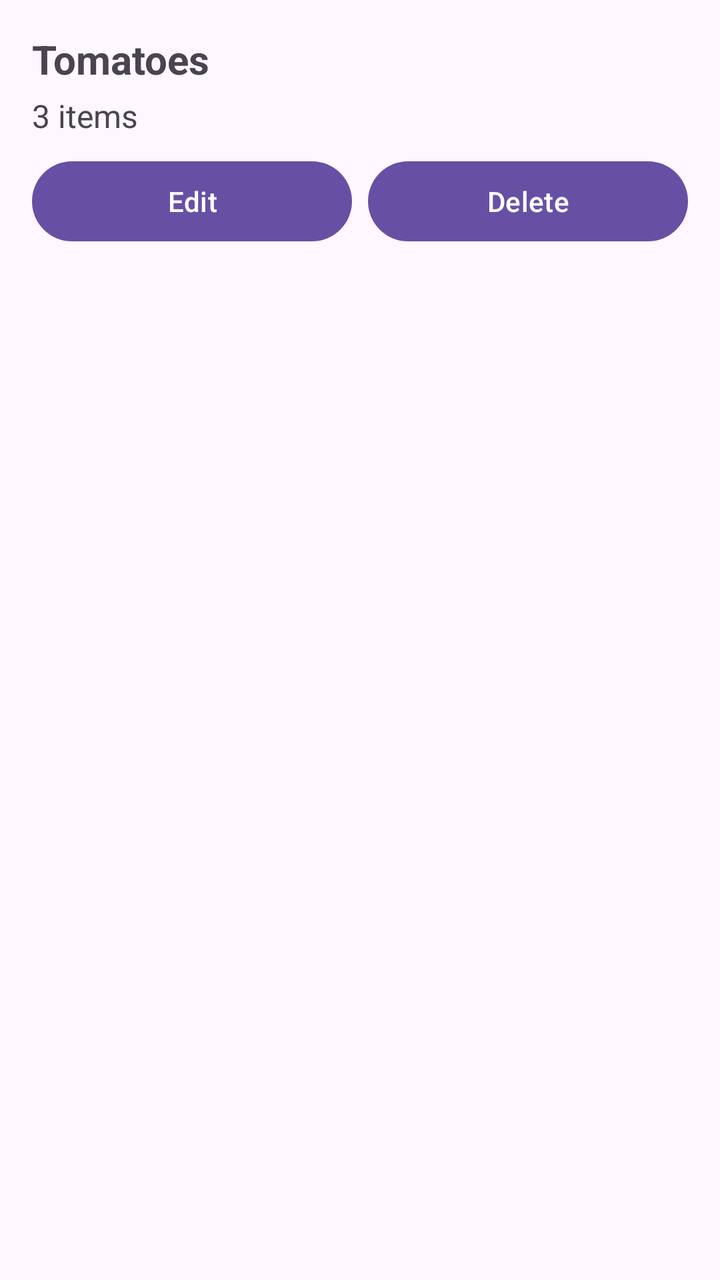
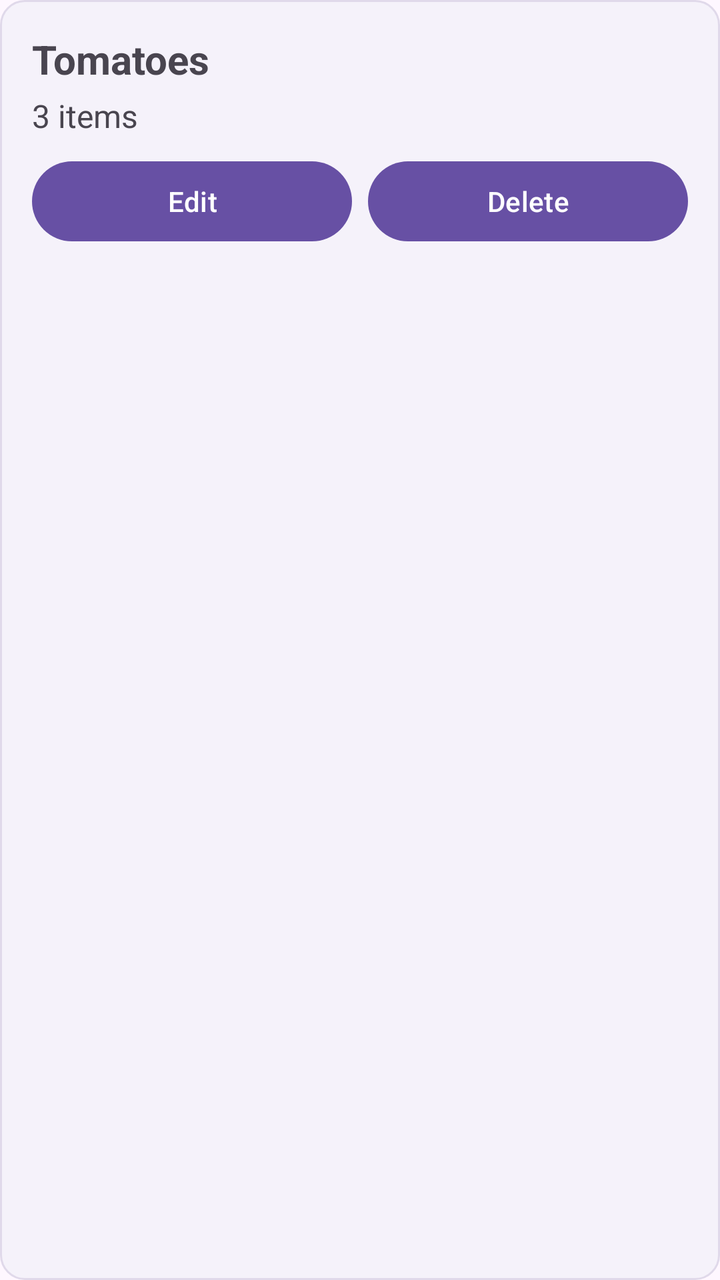

Compare the two renders of this Android layout. The source of the first and the diff that turns it into the second are given below.
<!-- AndroidManifest.xml: application theme Theme.SmartPantryManager -->
<!-- res/layout/item_ingredient.xml -->
<?xml version="1.0" encoding="utf-8"?>
<LinearLayout xmlns:android="http://schemas.android.com/apk/res/android"
    android:layout_width="match_parent"
    android:layout_height="wrap_content"
    android:orientation="vertical"
    android:padding="16dp">

    <TextView
        android:id="@+id/tvIngredientName"
        android:layout_width="match_parent"
        android:layout_height="wrap_content"
        android:text="Tomatoes"
        android:textSize="20sp"
        android:textStyle="bold" />

    <TextView
        android:id="@+id/tvIngredientDetails"
        android:layout_width="match_parent"
        android:layout_height="wrap_content"
        android:text="3 items"
        android:textSize="16sp"
        android:layout_marginTop="4dp" />

    <LinearLayout
        android:layout_width="match_parent"
        android:layout_height="wrap_content"
        android:orientation="horizontal"
        android:layout_marginTop="8dp">

        <Button
            android:id="@+id/btnEditIngredient"
            android:layout_width="0dp"
            android:layout_height="wrap_content"
            android:layout_weight="1"
            android:text="Edit" />

        <Button
            android:id="@+id/btnDeleteIngredient"
            android:layout_width="0dp"
            android:layout_height="wrap_content"
            android:layout_weight="1"
            android:text="Delete"
            android:layout_marginStart="8dp" />

    </LinearLayout>

</LinearLayout>
<!-- resources referenced by this layout -->
<resources>
  <style name="Theme.SmartPantryManager" parent="Base.Theme.SmartPantryManager" />
  <style name="Base.Theme.SmartPantryManager" parent="Theme.Material3.DayNight.NoActionBar">
          
          
      </style>
</resources>

<!-- the commit's change to res/layout/item_ingredient.xml (unified diff, before → after) -->
@@ -3,7 +3,9 @@
     android:layout_width="match_parent"
     android:layout_height="wrap_content"
     android:orientation="vertical"
-    android:padding="16dp">
+    android:padding="16dp"
+    android:layout_marginBottom="12dp"
+    android:background="@drawable/ingredient_background">
 
     <TextView
         android:id="@+id/tvIngredientName"
@@ -20,6 +22,23 @@
         android:text="3 items"
         android:textSize="16sp"
         android:layout_marginTop="4dp" />
+
+    <TextView
+        android:id="@+id/tvIngredientExpiry"
+        android:layout_width="match_parent"
+        android:layout_height="wrap_content"
+        android:textSize="14sp"
+        android:layout_marginTop="4dp"
+        android:visibility="gone" />
+
+    <TextView
+        android:id="@+id/tvExpiryWarning"
+        android:layout_width="match_parent"
+        android:layout_height="wrap_content"
+        android:textSize="14sp"
+        android:textStyle="bold"
+        android:layout_marginTop="4dp"
+        android:visibility="gone" />
 
     <LinearLayout
         android:layout_width="match_parent"
<!-- resource entries referenced after the edit -->
@@ -1,5 +1,19 @@
 <!-- resources referenced by this layout -->
 <resources>
+  <!-- drawable ingredient_background (drawable) -->
+  <?xml version="1.0" encoding="utf-8"?>
+  <shape xmlns:android="http://schemas.android.com/apk/res/android"
+      android:shape="rectangle">
+  
+      <solid android:color="#F5F2FA" />
+  
+      <corners android:radius="12dp" />
+  
+      <stroke
+          android:width="1dp"
+          android:color="#E0D9EA" />
+  
+  </shape>
   <style name="Theme.SmartPantryManager" parent="Base.Theme.SmartPantryManager" />
   <style name="Base.Theme.SmartPantryManager" parent="Theme.Material3.DayNight.NoActionBar">
           
